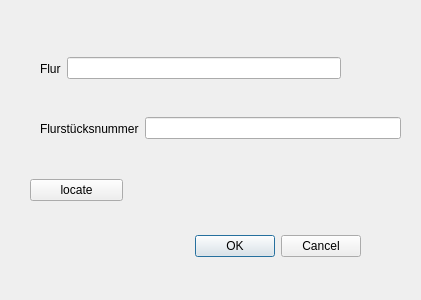
Before: the Qt Designer form Geolika/GeoLika_dialog_base.ui in chesheriff/PluginWeb, drawn with Qt 5.
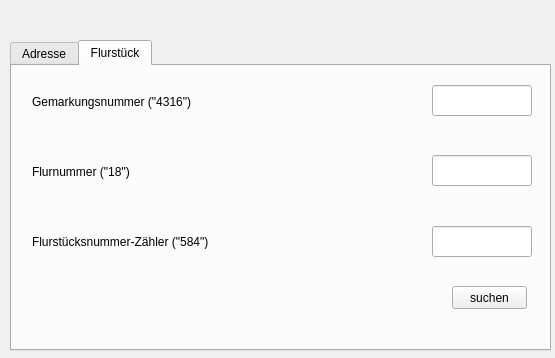
After: the same form once the commit is applied. The open tabs and pages were chosen to show the change.

What changed in the file:
```diff
--- a/Geolika/GeoLika_dialog_base.ui
+++ b/Geolika/GeoLika_dialog_base.ui
@@ -6,120 +6,176 @@
    <rect>
     <x>0</x>
     <y>0</y>
-    <width>421</width>
-    <height>300</height>
+    <width>555</width>
+    <height>358</height>
    </rect>
   </property>
   <property name="windowTitle">
    <string>GeoLika</string>
   </property>
-  <widget class="QWidget" name="widget" native="true">
+  <widget class="QTabWidget" name="tabWidget">
    <property name="geometry">
     <rect>
-     <x>20</x>
-     <y>20</y>
-     <width>391</width>
-     <height>261</height>
+     <x>10</x>
+     <y>40</y>
+     <width>541</width>
+     <height>311</height>
     </rect>
    </property>
-   <widget class="QDialogButtonBox" name="buttonBox">
-    <property name="geometry">
-     <rect>
-      <x>0</x>
-      <y>210</y>
-      <width>341</width>
-      <height>32</height>
-     </rect>
-    </property>
-    <property name="orientation">
-     <enum>Qt::Horizontal</enum>
-    </property>
-    <property name="standardButtons">
-     <set>QDialogButtonBox::Cancel|QDialogButtonBox::Ok</set>
-    </property>
-   </widget>
-   <widget class="QWidget" name="widget_2" native="true">
+   <property name="currentIndex">
+    <number>0</number>
+   </property>
+   <widget class="QWidget" name="tab">
+    <attribute name="title">
+     <string>Adresse</string>
+    </attribute>
+    <widget class="QLineEdit" name="lineEditAdresse">
     <property name="geometry">
      <rect>
       <x>10</x>
-      <y>150</y>
-      <width>93</width>
-      <height>41</height>
-     </rect>
-    </property>
-    <layout class="QVBoxLayout" name="verticalLayout">
-     <item>
-      <widget class="QPushButton" name="locate">
+       <y>90</y>
+       <width>501</width>
+       <height>31</height>
+      </rect>
+     </property>
        <property name="styleSheet">
         <string notr="true">font: 75 10pt &quot;MS Shell Dlg 2&quot;;</string>
        </property>
+    </widget>
+    <widget class="QPushButton" name="pushButtonSucheAdresse">
+     <property name="geometry">
+      <rect>
+       <x>430</x>
+       <y>170</y>
+       <width>75</width>
+       <height>23</height>
+      </rect>
+     </property>
        <property name="text">
-        <string>locate</string>
-       </property>
-       <property name="autoRepeat">
-        <bool>false</bool>
-       </property>
-      </widget>
-     </item>
-    </layout>
-   </widget>
-   <widget class="QWidget" name="widget_3" native="true">
+      <string>suchen</string>
+     </property>
+    </widget>
+    <widget class="QLabel" name="label_3">
     <property name="geometry">
      <rect>
-      <x>20</x>
+       <x>16</x>
       <y>30</y>
-      <width>301</width>
-      <height>37</height>
-     </rect>
-    </property>
-    <layout class="QHBoxLayout" name="horizontalLayout">
-     <item>
+       <width>491</width>
+       <height>41</height>
+      </rect>
+     </property>
+     <property name="styleSheet">
+      <string notr="true">font: 75 10pt &quot;MS Shell Dlg 2&quot;;</string>
+     </property>
+     <property name="text">
+      <string>Bitte geben Sie eine richtige Adresse ein</string>
+     </property>
+    </widget>
+   </widget>
+   <widget class="QWidget" name="tab_2">
+    <attribute name="title">
+     <string>Flurstück</string>
+    </attribute>
       <widget class="QLabel" name="label">
+     <property name="geometry">
+      <rect>
+       <x>20</x>
+       <y>90</y>
+       <width>381</width>
+       <height>31</height>
+      </rect>
+     </property>
        <property name="styleSheet">
-        <string notr="true">font: 75 16pt &quot;MS Shell Dlg 2&quot;;</string>
+      <string notr="true">font: 75 10pt &quot;MS Shell Dlg 2&quot;;</string>
        </property>
        <property name="text">
-        <string>Flur</string>
-       </property>
-      </widget>
-     </item>
-     <item>
+      <string>Flurnummer (&quot;18&quot;)</string>
+     </property>
+    </widget>
       <widget class="QLineEdit" name="lineEditFlur">
-       <property name="styleSheet">
-        <string notr="true">font: 11pt &quot;MS Shell Dlg 2&quot;;</string>
-       </property>
-      </widget>
-     </item>
-    </layout>
-   </widget>
-   <widget class="QWidget" name="widget_4" native="true">
     <property name="geometry">
      <rect>
-      <x>20</x>
-      <y>90</y>
-      <width>361</width>
-      <height>37</height>
-     </rect>
-    </property>
-    <layout class="QHBoxLayout" name="horizontalLayout_2">
-     <item>
+       <x>420</x>
+       <y>89</y>
+       <width>100</width>
+       <height>31</height>
+      </rect>
+     </property>
+     <property name="styleSheet">
+      <string notr="true">font: 75 10pt &quot;MS Shell Dlg 2&quot;;</string>
+     </property>
+    </widget>
       <widget class="QLabel" name="label_2">
+     <property name="geometry">
+      <rect>
+       <x>20</x>
+       <y>160</y>
+       <width>381</width>
+       <height>31</height>
+      </rect>
+     </property>
        <property name="styleSheet">
-        <string notr="true">font: 75 16pt &quot;MS Shell Dlg 2&quot;;</string>
+      <string notr="true">font: 75 10pt &quot;MS Shell Dlg 2&quot;;</string>
        </property>
        <property name="text">
-        <string>Flurstücksnummer</string>
-       </property>
-      </widget>
-     </item>
-     <item>
+      <string>Flurstücksnummer-Zähler (&quot;584&quot;)</string>
+     </property>
+    </widget>
       <widget class="QLineEdit" name="lineEditFlurstueck">
+     <property name="geometry">
+      <rect>
+       <x>420</x>
+       <y>160</y>
+       <width>100</width>
+       <height>31</height>
+      </rect>
+     </property>
        <property name="styleSheet">
-        <string notr="true">font: 11pt &quot;MS Shell Dlg 2&quot;;</string>
-       </property>
-      </widget>
-     </item>
-    </layout>
+      <string notr="true">font: 75 10pt &quot;MS Shell Dlg 2&quot;;</string>
+     </property>
+    </widget>
+    <widget class="QPushButton" name="pushButtonSuche">
+     <property name="geometry">
+      <rect>
+       <x>440</x>
+       <y>220</y>
+       <width>75</width>
+       <height>23</height>
+      </rect>
+     </property>
+     <property name="text">
+      <string>suchen</string>
+     </property>
+    </widget>
+    <widget class="QLabel" name="labelGemarkung">
+     <property name="geometry">
+      <rect>
+       <x>20</x>
+       <y>15</y>
+       <width>391</width>
+       <height>41</height>
+      </rect>
+     </property>
+     <property name="styleSheet">
+      <string notr="true">font: 75 10pt &quot;MS Shell Dlg 2&quot;;</string>
+     </property>
+     <property name="text">
+      <string>Gemarkungsnummer (&quot;4316&quot;)</string>
+     </property>
+    </widget>
+    <widget class="QLineEdit" name="lineEditGemarkung">
+     <property name="geometry">
+      <rect>
+       <x>420</x>
+       <y>19</y>
+       <width>100</width>
+       <height>31</height>
+      </rect>
+     </property>
+     <property name="styleSheet">
+      <string notr="true">font: 75 10pt &quot;MS Shell Dlg 2&quot;;</string>
+     </property>
+    </widget>
    </widget>
   </widget>
  </widget>
```
Lines whose indentation alone changed are shown as unchanged.
